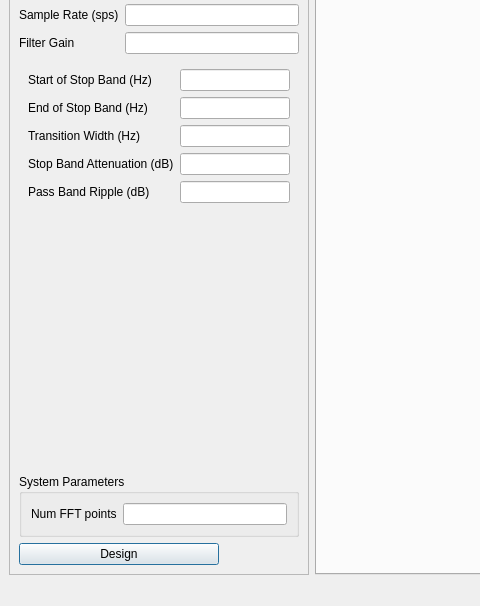
Above: gr-utils/src/python/pyqt_filter.ui from ZakyHermawan/gnuradio before the change; both pictures show x 0 to 480 and y 90 to 696 of the 1124 by 696 pixel window. Below: the same form after it.
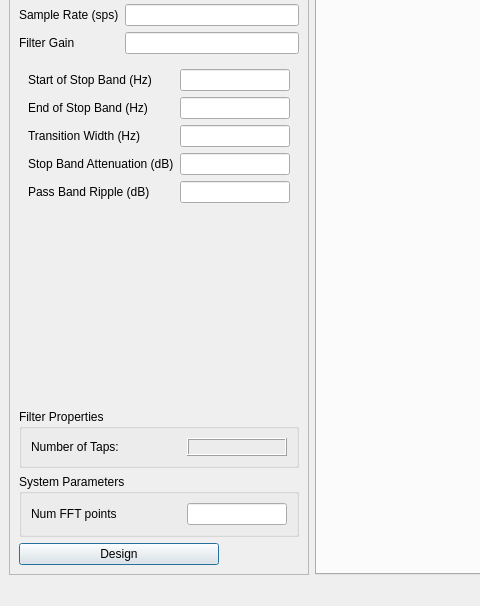
That is the form after the change. Custom widgets are drawn as their Qt base class.

Commit message: Adding display for the number of taps in the filter.

The edit to the form file:
```diff
--- a/gr-utils/src/python/pyqt_filter.ui
+++ b/gr-utils/src/python/pyqt_filter.ui
@@ -256,11 +256,14 @@
            </item>
           </layout>
          </widget>
-         <widget class="QWidget" name="firbnfPage" >
-          <layout class="QFormLayout" name="formLayout_5" >
-           <item row="0" column="0" >
-            <widget class="QLabel" name="startofBnfStopBandLabel" >
-             <property name="text" >
+         <widget class="QWidget" name="firbnfPage">
+          <layout class="QFormLayout" name="formLayout_5">
+           <property name="fieldGrowthPolicy">
+            <enum>QFormLayout::AllNonFixedFieldsGrow</enum>
+           </property>
+           <item row="0" column="0">
+            <widget class="QLabel" name="startofBnfStopBandLabel">
+             <property name="text">
               <string>Start of Stop Band (Hz)</string>
              </property>
             </widget>
@@ -428,17 +431,67 @@
         </widget>
        </item>
        <item>
-        <widget class="QGroupBox" name="sysParamsBox" >
-         <property name="title" >
+        <widget class="QGroupBox" name="filterPropsBox">
+         <property name="title">
+          <string>Filter Properties</string>
+         </property>
+         <layout class="QFormLayout" name="formLayout_8">
+          <property name="fieldGrowthPolicy">
+           <enum>QFormLayout::AllNonFixedFieldsGrow</enum>
+          </property>
+          <item row="1" column="0">
+           <widget class="QLabel" name="nTapsLabel">
+            <property name="minimumSize">
+             <size>
+              <width>150</width>
+              <height>0</height>
+             </size>
+            </property>
+            <property name="text">
+             <string>Number of Taps:</string>
+            </property>
+           </widget>
+          </item>
+          <item row="1" column="1">
+           <widget class="QLabel" name="nTapsEdit">
+            <property name="maximumSize">
+             <size>
+              <width>100</width>
+              <height>16777215</height>
+             </size>
+            </property>
+            <property name="frameShape">
+             <enum>QFrame::Box</enum>
+            </property>
+            <property name="frameShadow">
+             <enum>QFrame::Raised</enum>
+            </property>
+            <property name="text">
+             <string/>
+            </property>
+           </widget>
+          </item>
+         </layout>
+        </widget>
+       </item>
+       <item>
+        <widget class="QGroupBox" name="sysParamsBox">
+         <property name="title">
           <string>System Parameters</string>
          </property>
          <layout class="QFormLayout" name="formLayout_4" >
           <item row="1" column="1" >
            <widget class="QLineEdit" name="nfftEdit" />
           </item>
-          <item row="1" column="0" >
-           <widget class="QLabel" name="nfftLabel" >
-            <property name="text" >
+          <item row="1" column="0">
+           <widget class="QLabel" name="nfftLabel">
+            <property name="minimumSize">
+             <size>
+              <width>150</width>
+              <height>0</height>
+             </size>
+            </property>
+            <property name="text">
              <string>Num FFT points</string>
             </property>
            </widget>
```
Left out of the diff: 441 changed lines with no effect on the pictures. The commit also changes 2 other files.
